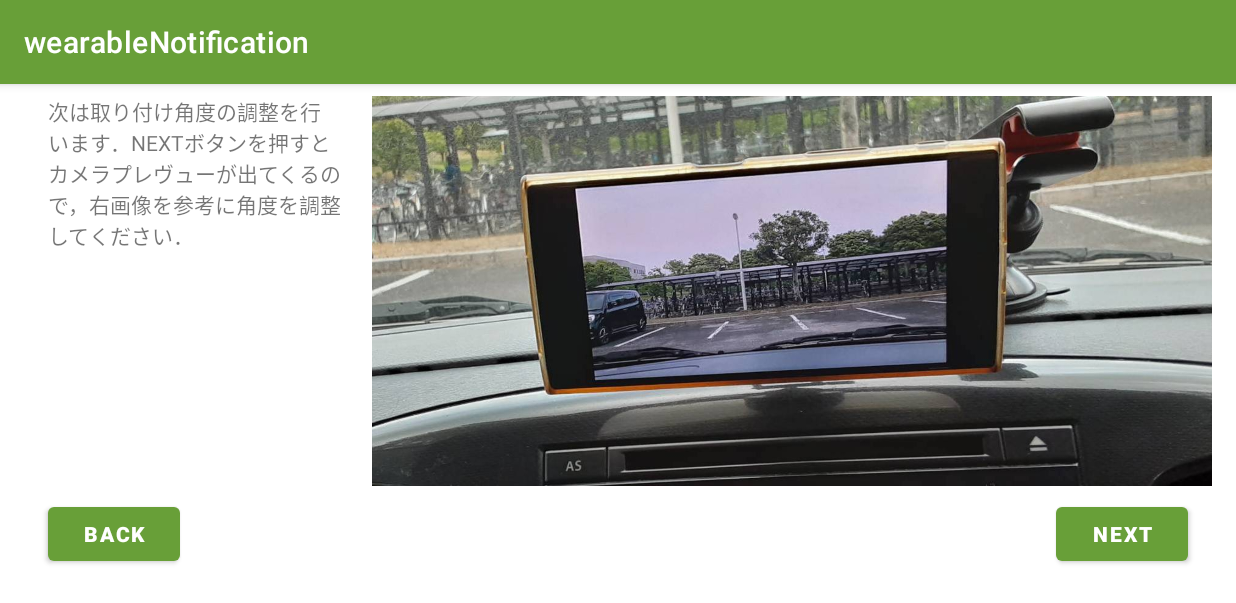
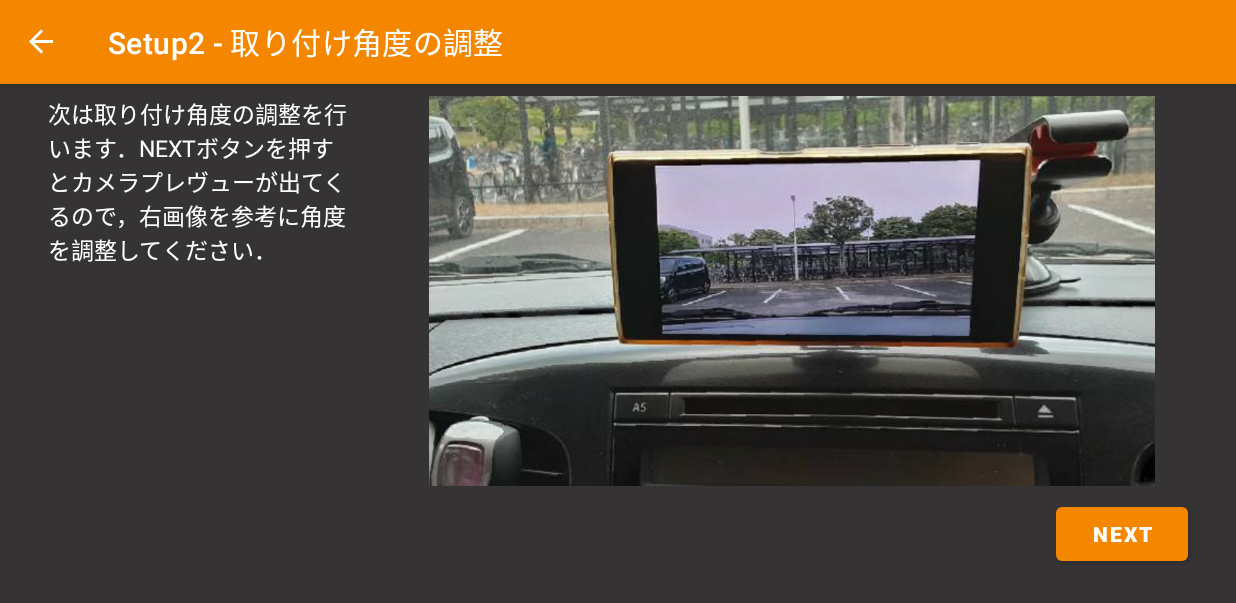
Before and after one commit to mntcoffee/wearableNotification, an Android app: the screen it shows after launch (SetupActivity), after a tap on "NEXT", on a phone screen of 824 x 412 dp (held sideways). Shown: the top 603 px of the screen. Run offline under Robolectric (Android 15) with nearby library versions, the phone set to English and light mode, and no system bars; our stand-ins replace navigation-ui.

Commit message:
recreated design in setup

```diff
--- a/app/src/main/java/com/example/wearablenotification/setup/PreviewFragment.kt
+++ b/app/src/main/java/com/example/wearablenotification/setup/PreviewFragment.kt
@@ -87,10 +87,11 @@ class PreviewFragment : Fragment(), SensorEventListener {
         // Inflate the layout for this fragment
         val view = inflater.inflate(R.layout.fragment_preview, container, false)
 
+        /*
         view.back_button_preview_fragment.setOnClickListener {
             findNavController().popBackStack()
         }
-
+         */
         view.start_button_preview_fragment.setOnClickListener {
 
             if(checkAngle()) {
--- a/app/src/main/java/com/example/wearablenotification/setup/SecondNavigationFragment.kt
+++ b/app/src/main/java/com/example/wearablenotification/setup/SecondNavigationFragment.kt
@@ -19,9 +19,12 @@ class SecondNavigationFragment : Fragment() {
         // Inflate the layout for this fragment
         val view =  inflater.inflate(R.layout.fragment_second_navigation, container, false)
 
+        /*
         view.back_button_second_fragment.setOnClickListener {
             findNavController().popBackStack()
         }
+
+         */
 
         view.next_button_second_fragment.setOnClickListener {
             findNavController().navigate(R.id.action_secondNavigationFragment_to_previewFragment)
--- a/app/src/main/java/com/example/wearablenotification/setup/SetupActivity.kt
+++ b/app/src/main/java/com/example/wearablenotification/setup/SetupActivity.kt
@@ -3,12 +3,33 @@ package com.example.wearablenotification.setup
 import androidx.appcompat.app.AppCompatActivity
 import android.os.Bundle
 import android.view.WindowManager
+import androidx.appcompat.widget.Toolbar
+import androidx.navigation.NavController
+import androidx.navigation.findNavController
+import androidx.navigation.fragment.NavHostFragment
+import androidx.navigation.ui.AppBarConfiguration
+import androidx.navigation.ui.NavigationUI.setupActionBarWithNavController
+import androidx.navigation.ui.setupActionBarWithNavController
+import androidx.navigation.ui.setupWithNavController
 import com.example.wearablenotification.R
 
 class SetupActivity : AppCompatActivity() {
+
+    private lateinit var navController: NavController
+
     override fun onCreate(savedInstanceState: Bundle?) {
         super.onCreate(savedInstanceState)
         setContentView(R.layout.activity_setup)
         window.addFlags(WindowManager.LayoutParams.FLAG_KEEP_SCREEN_ON) // sleep locked
+
+        val navHostFragment = supportFragmentManager
+                .findFragmentById(R.id.nav_host_fragment) as NavHostFragment
+        navController = navHostFragment.navController
+
+        setupActionBarWithNavController(navController)
+    }
+
+    override fun onSupportNavigateUp(): Boolean {
+        return navController.navigateUp() || super.onSupportNavigateUp()
     }
 }
--- a/app/src/main/java/com/example/wearablenotification/splash/SplashActivity.kt
+++ b/app/src/main/java/com/example/wearablenotification/splash/SplashActivity.kt
@@ -16,7 +16,7 @@ class SplashActivity : AppCompatActivity() {
         setContentView(R.layout.activity_splash)
 
         CoroutineScope(Dispatchers.Main).launch {
-            delay(7000)
+            delay(6200)
             val intent = Intent(this@SplashActivity, SetupActivity::class.java)
             startActivity(intent)
             finish()
--- a/app/src/main/res/layout/activity_splash.xml
+++ b/app/src/main/res/layout/activity_splash.xml
@@ -10,7 +10,8 @@
     <ImageView
         android:id="@+id/imageView3"
         android:layout_width="0dp"
-        android:layout_height="150dp"
+        android:layout_height="0dp"
+        android:importantForAccessibility="no"
         app:layout_constraintBottom_toBottomOf="parent"
         app:layout_constraintEnd_toStartOf="@+id/lottie_view_trafficlight"
         app:layout_constraintStart_toStartOf="parent"
--- a/app/src/main/res/layout/fragment_first_navigation.xml
+++ b/app/src/main/res/layout/fragment_first_navigation.xml
@@ -5,6 +5,7 @@
     android:id="@+id/frameLayout"
     android:layout_width="match_parent"
     android:layout_height="match_parent"
+    android:background="#353333"
     tools:context=".setup.FirstNavigationFragment">
 
     <com.google.android.material.button.MaterialButton
@@ -28,8 +29,10 @@
         android:layout_marginStart="32dp"
         android:layout_marginTop="8dp"
         android:layout_marginBottom="8dp"
+        android:scrollbars="vertical"
         android:singleLine="false"
-        android:scrollbars="vertical"
+        android:textColor="@color/white"
+        android:textSize="15sp"
         android:text="@string/navigation_first"
         app:layout_constraintBottom_toTopOf="@+id/next_button_first_fragment"
         app:layout_constraintStart_toStartOf="parent"
--- a/app/src/main/res/layout/fragment_second_navigation.xml
+++ b/app/src/main/res/layout/fragment_second_navigation.xml
@@ -5,20 +5,22 @@
     android:id="@+id/frameLayout2"
     android:layout_width="match_parent"
     android:layout_height="match_parent"
+    android:background="#353333"
     tools:context=".setup.SecondNavigationFragment">
 
+    <!--
     <com.google.android.material.button.MaterialButton
         android:id="@+id/back_button_second_fragment"
         android:layout_width="wrap_content"
         android:layout_height="wrap_content"
+        android:layout_marginStart="32dp"
         android:layout_marginBottom="32dp"
-        android:layout_marginStart="32dp"
         android:text="BACK"
         android:textColor="@color/white"
         android:textStyle="bold"
-        app:layout_constraintStart_toStartOf="parent"
-        app:layout_constraintBottom_toBottomOf="parent"/>
-
+        app:layout_constraintBottom_toBottomOf="parent"
+        app:layout_constraintStart_toStartOf="parent" />
+    -->
     <com.google.android.material.button.MaterialButton
         android:id="@+id/next_button_second_fragment"
         android:layout_width="wrap_content"
@@ -29,7 +31,7 @@
         android:textColor="@color/white"
         android:textStyle="bold"
         app:layout_constraintBottom_toBottomOf="parent"
-        app:layout_constraintEnd_toEndOf="parent"/>
+        app:layout_constraintEnd_toEndOf="parent" />
 
     <TextView
         android:id="@+id/text_view_navigation_first"
@@ -39,8 +41,9 @@
         android:layout_marginTop="8dp"
         android:layout_marginBottom="8dp"
         android:singleLine="false"
+        android:textColor="@color/white"
+        android:textSize="15sp"
         android:text="@string/navigation_second"
-        app:layout_constraintBottom_toTopOf="@+id/back_button_second_fragment"
         app:layout_constraintStart_toStartOf="parent"
         app:layout_constraintTop_toTopOf="parent" />
 
@@ -52,7 +55,7 @@
         android:layout_marginTop="8dp"
         android:layout_marginEnd="8dp"
         android:layout_marginBottom="8dp"
-        android:src="@drawable/navigation2_front"
+        android:src="@drawable/navigation2"
         app:layout_constraintBottom_toTopOf="@+id/next_button_second_fragment"
         app:layout_constraintEnd_toEndOf="parent"
         app:layout_constraintStart_toEndOf="@+id/text_view_navigation_first"
--- a/app/src/main/res/navigation/navigation_graph.xml
+++ b/app/src/main/res/navigation/navigation_graph.xml
@@ -8,7 +8,7 @@
     <fragment
         android:id="@+id/firstNavigationFragment"
         android:name="com.example.wearablenotification.setup.FirstNavigationFragment"
-        android:label="fragment_first_navigation"
+        android:label="@string/setup1"
         tools:layout="@layout/fragment_first_navigation" >
         <action
             android:id="@+id/action_firstNavigationFragment_to_secondNavigationFragment"
@@ -19,7 +19,7 @@
     <fragment
         android:id="@+id/secondNavigationFragment"
         android:name="com.example.wearablenotification.setup.SecondNavigationFragment"
-        android:label="fragment_second_navigation"
+        android:label="@string/setup2"
         tools:layout="@layout/fragment_second_navigation" >
         <action
             android:id="@+id/action_secondNavigationFragment_to_previewFragment"
@@ -32,6 +32,6 @@
         android:name="com.example.wearablenotification.setup.PreviewFragment"
         app:enterAnim="@animator/slide_from_right"
         app:exitAnim="@animator/slide_to_left"
-        android:label="fragment_preview"
+        android:label="@string/setup2"
         tools:layout="@layout/fragment_preview" />
 </navigation>
--- a/app/src/main/res/values/colors.xml
+++ b/app/src/main/res/values/colors.xml
@@ -11,4 +11,7 @@
     <color name="light_green_dark">#00600f</color>
     <color name="light_green_light">#aee571</color>
     <color name="cyan_800">#00838f</color>
+    <color name="orange">#f48600</color>
+    <color name="orange_light">#ffb743</color>
+    <color name="orange_dark">#bb5800</color>
 </resources>
--- a/app/src/main/res/values/strings.xml
+++ b/app/src/main/res/values/strings.xml
@@ -15,4 +15,7 @@
     <string name="navigation_second">
         次は取り付け角度の調整を行います．NEXTボタンを押すとカメラプレヴューが出てくるので，右画像を参考に角度を調整してください．
     </string>
+
+    <string name="setup1">Setup1 - 取り付け位置等の確認</string>
+    <string name="setup2">Setup2 - 取り付け角度の調整</string>
 </resources>
--- a/app/src/main/res/values/themes.xml
+++ b/app/src/main/res/values/themes.xml
@@ -2,8 +2,8 @@
     <!-- Base application theme. -->
     <style name="Theme.WearableNotification" parent="Theme.MaterialComponents.DayNight.DarkActionBar">
         <!-- Primary brand color. -->
-        <item name="colorPrimary">@color/light_green_700</item>
-        <item name="colorPrimaryVariant">@color/light_green_dark</item>
+        <item name="colorPrimary">@color/orange</item>
+        <item name="colorPrimaryVariant">@color/black</item>
         <item name="colorOnPrimary">@color/white</item>
         <!-- Secondary brand color. -->
         <item name="colorSecondary">@color/teal_200</item>
```
Also changed, not shown: app/src/main/res/layout/fragment_preview.xml (+7 -5 lines), app/src/main/res/drawable/navigation1.jpg (deleted), app/src/main/res/drawable/navigation1_old.jpg (deleted), app/src/main/res/drawable/navigation2.jpg (added), 1 other file.
